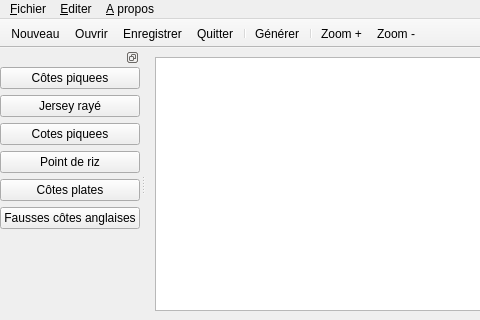
Old version of the form interface/mainwindow.ui in the repository TriComp/TriComp; both pictures show x 0 to 480 and y 0 to 320 of the 704 by 559 pixel window.
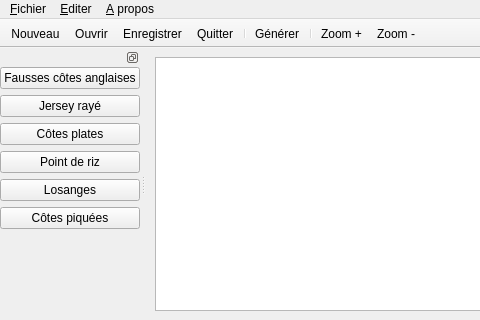
New version of the form. Icons and pictures are not drawn.

Commit message: Les points sont de nouveau dans l'ordre

Patch:
```diff
--- a/interface/mainwindow.ui
+++ b/interface/mainwindow.ui
@@ -141,9 +141,9 @@
        <item row="0" column="0">
         <layout class="QGridLayout" name="gridLayout">
          <item row="6" column="0">
-          <widget class="QPushButton" name="pushButton_5">
+          <widget class="QPushButton" name="pushButton_6">
            <property name="text">
-            <string>Fausses côtes anglaises</string>
+            <string>Côtes piquées</string>
            </property>
            <property name="checkable">
             <bool>false</bool>
@@ -154,7 +154,7 @@
           </widget>
          </item>
          <item row="2" column="0">
-          <widget class="QPushButton" name="pushButton_3">
+          <widget class="QPushButton" name="pushButton_2">
            <property name="text">
             <string>Jersey rayé</string>
            </property>
@@ -167,9 +167,9 @@
           </widget>
          </item>
          <item row="5" column="0">
-          <widget class="QPushButton" name="pushButton_6">
+          <widget class="QPushButton" name="pushButton_5">
            <property name="text">
-            <string>Côtes plates</string>
+            <string>Losanges</string>
            </property>
            <property name="checkable">
             <bool>false</bool>
@@ -182,7 +182,7 @@
          <item row="0" column="0">
           <widget class="QPushButton" name="pushButton">
            <property name="text">
-            <string>Côtes piquees</string>
+            <string>Fausses côtes anglaises</string>
            </property>
            <property name="iconSize">
             <size>
@@ -199,7 +199,7 @@
           </widget>
          </item>
          <item row="4" column="0">
-          <widget class="QPushButton" name="pushButton_2">
+          <widget class="QPushButton" name="pushButton_4">
            <property name="text">
             <string>Point de riz</string>
            </property>
@@ -212,9 +212,9 @@
           </widget>
          </item>
          <item row="3" column="0">
-          <widget class="QPushButton" name="pushButton_4">
+          <widget class="QPushButton" name="pushButton_3">
            <property name="text">
-            <string>Cotes piquees</string>
+            <string>Côtes plates</string>
            </property>
            <property name="checkable">
             <bool>false</bool>
```
Left out of the diff: 2 changed lines with no effect on the pictures. The commit also changes 1 other file.
